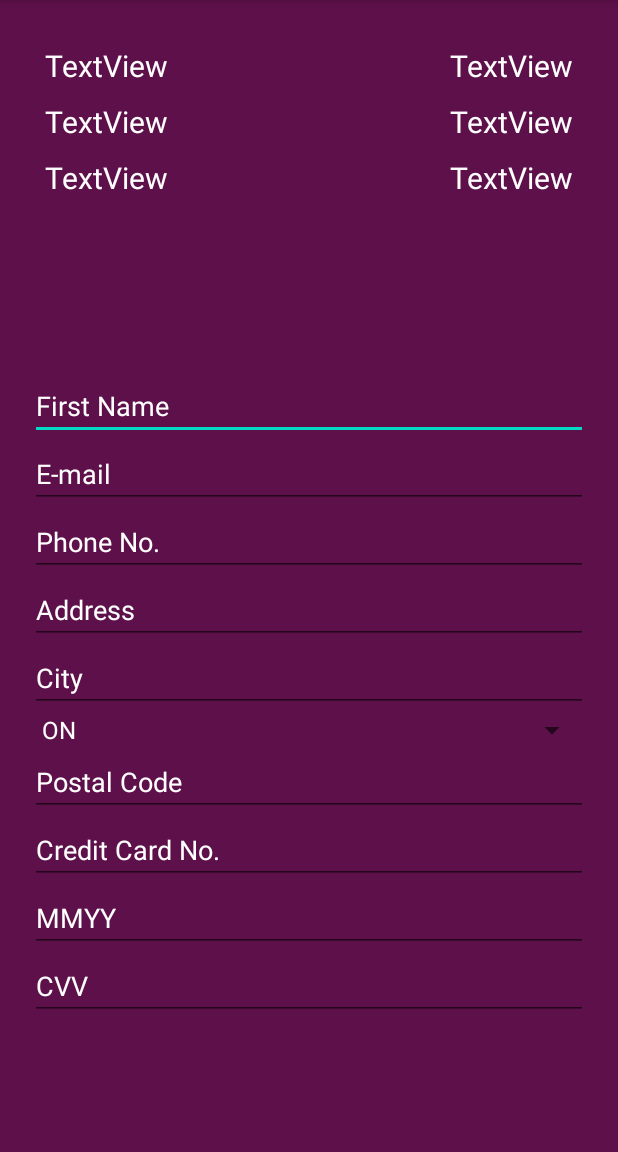
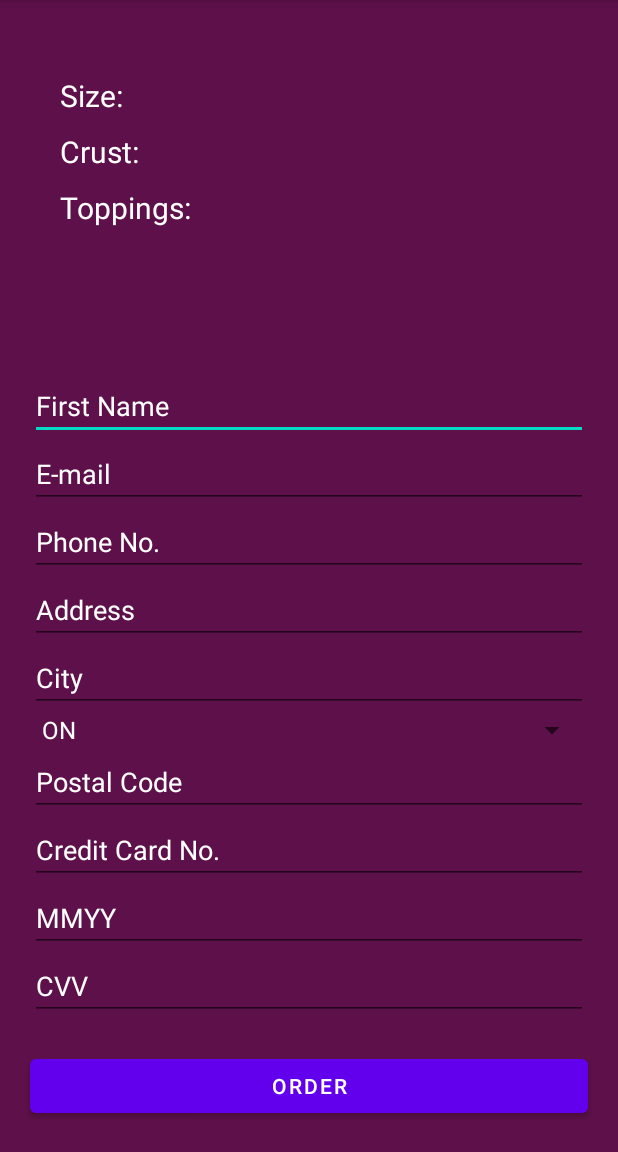
Before and after one commit to naveenKumar5935/pizza-ordering, an Android app: the KumarActivityPaymentScreen screen opened directly, with no data from a screen before it, on a phone screen of 412 x 824 dp, the part 84-1236 px from its top. Run offline under Robolectric (Android 15) with nearby library versions, the phone set to English and light mode, and no system bars; 2 statements that could not run were skipped.

Commit message:
Given proper ids to payment screen

```diff
--- a/app/src/main/java/naveen/kumar/n01355935/KumarActivityPaymentScreen.java
+++ b/app/src/main/java/naveen/kumar/n01355935/KumarActivityPaymentScreen.java
@@ -17,24 +17,27 @@ public class KumarActivityPaymentScreen extends AppCompatActivity {
     protected void onCreate(Bundle savedInstanceState) {
         super.onCreate(savedInstanceState);
         setContentView(R.layout.activity_kumar_payment_screen);
-      //  TextView t1 = findViewById(R.id.textView);
-      //  TextView t2 = findViewById(R.id.textView2);
-       // TextView t3 = findViewById(R.id.textView3);
-       // ListView listView = findViewById(R.id.listView);
+        TextView t1 = findViewById(R.id.naveenPaymentSizeDisplay);
+        TextView t2 = findViewById(R.id.naveenPaymentCrustDisplay);
+        TextView t3 = findViewById(R.id.naveenPaymentToppingsView);
 
         Intent intent = getIntent();
         String size = getIntent().getStringExtra("sizeSelected");
         String crust = getIntent().getStringExtra("crustSelected");
         ArrayList<String> list = getIntent().getStringArrayListExtra("toppingSelected");
-        //t1.setText(size);
-      //  t2.setText(crust);
-     //   t3.setText(list.get(1));
 
-       // ArrayAdapter adapter = new ArrayAdapter<String>(this, android.R.layout.simple_list_item_1,list);
-        //listView.setAdapter(adapter);
+        String str = list.get(0);
+        for(int i=1;i<list.size();i++){
+            str = str + ","+list.get(i);
+        }
+
+        t1.setText(size);
+        t2.setText(crust);
+        t3.setText(str);
+
+        //Spinner Code for province
         String[] province = {"ON","QC","BC","PE","NS","NB","NL","MB","SK","AB","YT","NT","NU"};
         Spinner provinceSpinner = findViewById(R.id.naveenSpinner);
-
         ArrayAdapter pA = new ArrayAdapter(this,android.R.layout.simple_spinner_item,province);
         pA.setDropDownViewResource(R.layout.spinner_list);
         provinceSpinner.setAdapter(pA);
--- a/app/src/main/res/layout/activity_kumar_payment_screen.xml
+++ b/app/src/main/res/layout/activity_kumar_payment_screen.xml
@@ -9,67 +9,68 @@
 
 
     <LinearLayout
-        android:layout_width="wrap_content"
-        android:layout_height="wrap_content"
+        android:layout_width="238dp"
+        android:layout_height="156dp"
+        android:layout_marginTop="36dp"
+        android:layout_marginEnd="16dp"
         android:orientation="vertical"
-        android:padding="30sp"
+        android:padding="10sp"
         app:layout_constraintEnd_toEndOf="parent"
-        tools:layout_editor_absoluteY="56dp">
+        app:layout_constraintTop_toTopOf="parent">
 
         <TextView
-            android:id="@+id/textView5"
+            android:id="@+id/naveenPaymentSizeDisplay"
             android:layout_width="wrap_content"
             android:layout_height="wrap_content"
             android:layout_marginBottom="10sp"
-            android:text="TextView"
             android:textSize="20sp" />
 
         <TextView
-            android:id="@+id/textView6"
+            android:id="@+id/naveenPaymentCrustDisplay"
             android:layout_width="wrap_content"
             android:layout_height="wrap_content"
             android:layout_marginBottom="10sp"
-            android:text="TextView"
             android:textSize="20sp" />
 
         <TextView
-            android:id="@+id/textView7"
-            android:layout_width="wrap_content"
-            android:layout_height="wrap_content"
-            android:text="TextView"
-            android:textSize="20sp" />
+            android:id="@+id/naveenPaymentToppingsView"
+            android:layout_width="match_parent"
+            android:layout_height="wrap_content" />
+
     </LinearLayout>
 
     <LinearLayout
-        android:id="@+id/linearLayout3"
+        android:id="@+id/naveen"
         android:layout_width="wrap_content"
         android:layout_height="wrap_content"
+        android:layout_marginStart="10dp"
+        android:layout_marginTop="20dp"
         android:orientation="vertical"
         android:padding="30sp"
         app:layout_constraintStart_toStartOf="parent"
-        tools:layout_editor_absoluteY="56dp">
+        app:layout_constraintTop_toTopOf="parent">
 
         <TextView
-            android:id="@+id/textView5"
+            android:id="@+id/naveenPaymentSize"
             android:layout_width="wrap_content"
             android:layout_height="wrap_content"
             android:layout_marginBottom="10sp"
-            android:text="TextView"
+            android:text="@string/payment_size"
             android:textSize="20sp" />
 
         <TextView
-            android:id="@+id/textView6"
+            android:id="@+id/naveenPaymentCrust"
             android:layout_width="wrap_content"
             android:layout_height="wrap_content"
             android:layout_marginBottom="10sp"
-            android:text="TextView"
+            android:text="@string/payment_crust"
             android:textSize="20sp" />
 
         <TextView
-            android:id="@+id/textView7"
+            android:id="@+id/naveenPaymentToppings"
             android:layout_width="wrap_content"
             android:layout_height="wrap_content"
-            android:text="TextView"
+            android:text="@string/payment_toppings"
             android:textSize="20sp" />
     </LinearLayout>
 
@@ -108,6 +109,7 @@
             android:layout_width="match_parent"
             android:layout_height="wrap_content"
             android:ems="10"
+            android:maxLength="10"
             android:hint="@string/phone_no"
             android:inputType="phone"
             android:textColor="@color/white"
@@ -117,7 +119,7 @@
             android:id="@+id/naveenAddress"
             android:layout_width="match_parent"
             android:layout_height="wrap_content"
-            android:ems="30"
+            android:ems="10"
             android:hint="@string/address"
             android:inputType="textPersonName"
             android:textColor="@color/white"
@@ -127,7 +129,7 @@
             android:id="@+id/naveenCity"
             android:layout_width="match_parent"
             android:layout_height="wrap_content"
-            android:ems="18"
+            android:ems="10"
             android:hint="@string/city"
             android:inputType="textPersonName"
             android:textColor="@color/white"
@@ -144,8 +146,9 @@
             android:id="@+id/naveenPosalCode"
             android:layout_width="match_parent"
             android:layout_height="wrap_content"
-            android:ems="6"
+            android:ems="10"
             android:hint="@string/postal_code"
+            android:maxLength="6"
             android:inputType="textPostalAddress"
             android:textColor="@color/white"
             android:textColorHint="@color/white" />
@@ -154,9 +157,10 @@
             android:id="@+id/naveenCreditNo"
             android:layout_width="match_parent"
             android:layout_height="wrap_content"
-            android:ems="16"
+            android:ems="10"
             android:hint="@string/credit_card_no"
             android:inputType="phone"
+            android:maxLength="16"
             android:textColor="@color/white"
             android:textColorHint="@color/white" />
 
@@ -167,6 +171,7 @@
             android:ems="10"
             android:hint="@string/expiry_date"
             android:inputType="phone"
+            android:maxLength="4"
             android:textColor="@color/white"
             android:textColorHint="@color/white" />
 
@@ -174,12 +179,24 @@
             android:id="@+id/naveenCVV"
             android:layout_width="match_parent"
             android:layout_height="wrap_content"
-            android:ems="3"
+            android:ems="10"
             android:hint="@string/cvv"
             android:inputType="phone"
+            android:maxLength="3"
             android:textColor="@color/white"
             android:textColorHint="@color/white" />
 
     </LinearLayout>
 
+    <Button
+        android:id="@+id/orderButton"
+        android:layout_width="match_parent"
+        android:layout_height="wrap_content"
+        android:layout_margin="20sp"
+        android:layout_marginBottom="10dp"
+        android:text="Order"
+        app:layout_constraintBottom_toBottomOf="parent"
+        app:layout_constraintEnd_toEndOf="parent"
+        app:layout_constraintStart_toStartOf="parent" />
+
 </androidx.constraintlayout.widget.ConstraintLayout>
--- a/app/src/main/res/values/strings.xml
+++ b/app/src/main/res/values/strings.xml
@@ -33,4 +33,7 @@
     <string name="credit_card_no">Credit Card No.</string>
     <string name="expiry_date">MMYY</string>
     <string name="cvv">CVV</string>
+    <string name="payment_size">Size:</string>
+    <string name="payment_crust">Crust:</string>
+    <string name="payment_toppings">Toppings:</string>
 </resources>
```
